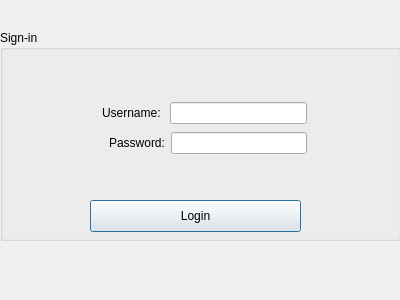
CS1C-BitB/ModelBois, file src/login.ui: the form before one commit.
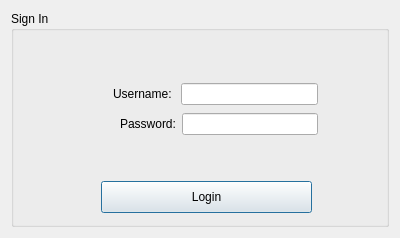
The form after the commit.

```diff
--- a/src/login.ui
+++ b/src/login.ui
@@ -7,23 +7,17 @@
     <x>0</x>
     <y>0</y>
     <width>400</width>
-    <height>300</height>
+    <height>238</height>
    </rect>
   </property>
   <property name="windowTitle">
    <string>Dialog</string>
   </property>
+  <layout class="QVBoxLayout" name="verticalLayout">
+   <item>
   <widget class="QGroupBox" name="groupBox">
-   <property name="geometry">
-    <rect>
-     <x>0</x>
-     <y>30</y>
-     <width>401</width>
-     <height>211</height>
-    </rect>
-   </property>
    <property name="title">
-    <string>Sign-in</string>
+      <string>Sign In</string>
    </property>
    <widget class="QPushButton" name="pushButton_login">
     <property name="geometry">
@@ -109,6 +103,8 @@
     </layout>
    </widget>
   </widget>
+   </item>
+  </layout>
  </widget>
  <resources/>
  <connections/>
```
Left out of the diff: 2 changed lines with no effect on the pictures. Lines whose indentation alone changed are shown as unchanged.
